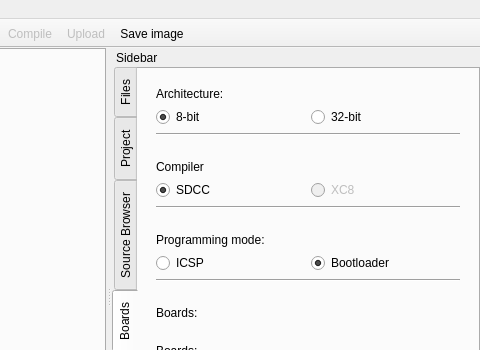
This is pinguino/qtgui/frames/main.ui in PinguinoIDE/pinguino-ide as Qt 5 draws it before an edit; both pictures show x 656 to 1136 and y 0 to 350 of the 1136 by 816 pixel window. The edited form follows.
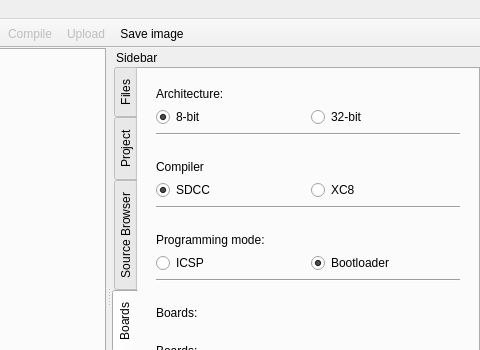
This is the edited form. Icons and pictures are not drawn.

```diff
--- a/pinguino/qtgui/frames/main.ui
+++ b/pinguino/qtgui/frames/main.ui
@@ -891,7 +891,7 @@
               <item row="0" column="1">
                <widget class="QRadioButton" name="radioButton_compiler_xc8">
                 <property name="enabled">
-                 <bool>false</bool>
+                 <bool>true</bool>
                 </property>
                 <property name="text">
                  <string>XC8</string>
```
